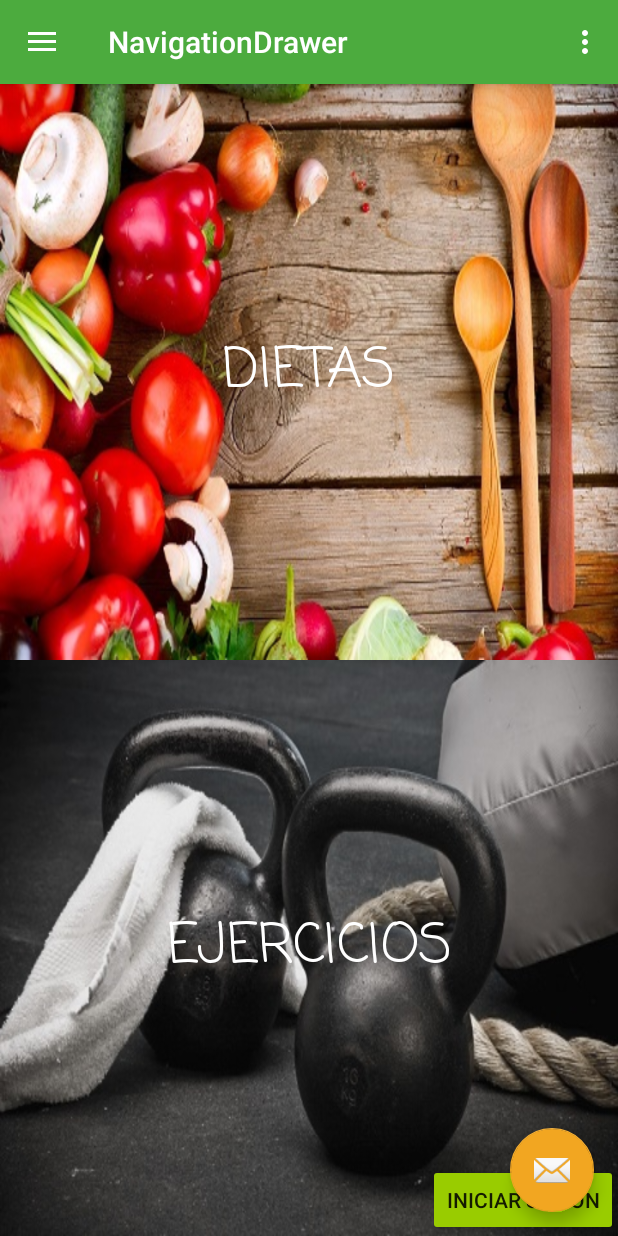
After one commit to DavidAguayo/Proyecto_Clase, an Android app: the NavigationDrawer screen opened directly, with no data from a screen before it, on a phone screen of 412 x 824 dp. The commit adds this screen. Run offline under Robolectric (Android 15) with nearby library versions, the phone set to English and light mode, and no system bars.

Commit message:
Implementación NavigationDrawer

```diff
--- a/app/src/main/java/com/proyecto/proyecto_clase/Listadietas.java
+++ b/app/src/main/java/com/proyecto/proyecto_clase/Listadietas.java
@@ -92,6 +92,12 @@ public class Listadietas extends AppCompatActivity {
                     intent.putExtra("nombre", nomDieta[0]);
                     startActivity(intent);
                 }
+                if(position==2){
+                    Intent intent = new Intent(Listadietas.this, NavigationDrawer.class);
+                    intent.putExtra("imagen", imagen[0]);
+                    intent.putExtra("nombre", nomDieta[0]);
+                    startActivity(intent);
+                }
             }
         }));
 
--- /dev/null
+++ b/app/src/main/java/com/proyecto/proyecto_clase/NavigationDrawer.java
@@ -0,0 +1,128 @@
+package com.proyecto.proyecto_clase;
+
+import android.content.Intent;
+import android.os.Bundle;
+import android.support.design.widget.FloatingActionButton;
+import android.support.design.widget.Snackbar;
+import android.view.View;
+import android.support.design.widget.NavigationView;
+import android.support.v4.view.GravityCompat;
+import android.support.v4.widget.DrawerLayout;
+import android.support.v7.app.ActionBarDrawerToggle;
+import android.support.v7.app.AppCompatActivity;
+import android.support.v7.widget.Toolbar;
+import android.view.Menu;
+import android.view.MenuItem;
+import android.widget.Button;
+
+public class NavigationDrawer extends AppCompatActivity
+        implements NavigationView.OnNavigationItemSelectedListener {
+
+    @Override
+    protected void onCreate(Bundle savedInstanceState) {
+        super.onCreate(savedInstanceState);
+        setContentView(R.layout.activity_navigation_drawer);
+        Toolbar toolbar = (Toolbar) findViewById(R.id.toolbar);
+        setSupportActionBar(toolbar);
+
+        FloatingActionButton fab = (FloatingActionButton) findViewById(R.id.fab);
+        fab.setOnClickListener(new View.OnClickListener() {
+            @Override
+            public void onClick(View view) {
+                Snackbar.make(view, "Replace with your own action", Snackbar.LENGTH_LONG)
+                        .setAction("Action", null).show();
+            }
+        });
+
+        DrawerLayout drawer = (DrawerLayout) findViewById(R.id.drawer_layout);
+        ActionBarDrawerToggle toggle = new ActionBarDrawerToggle(
+                this, drawer, toolbar, R.string.navigation_drawer_open, R.string.navigation_drawer_close);
+        drawer.setDrawerListener(toggle);
+        toggle.syncState();
+
+        NavigationView navigationView = (NavigationView) findViewById(R.id.nav_view);
+        navigationView.setNavigationItemSelectedListener(this);
+
+
+        Button button;
+        Button button2;
+        Button login;
+        button = (Button)findViewById(R.id.DIETAS);
+        button.setOnClickListener(new View.OnClickListener() {
+            @Override
+            public void onClick(View v) {
+                Intent intent = new Intent(NavigationDrawer.this, Listadietas.class);
+                startActivity(intent);
+            }
+        });
+        button2 = (Button)findViewById(R.id.EJERCICIOS);
+        button2.setOnClickListener(new View.OnClickListener() {
+            @Override
+            public void onClick(View v) {
+                Intent intent2 = new Intent(NavigationDrawer.this, MainEjercicios.class);
+                startActivity(intent2);
+            }
+        });
+        login = (Button)findViewById(R.id.login);
+        login.setOnClickListener(new View.OnClickListener() {
+            @Override
+            public void onClick(View v) {
+                Intent intent3 = new Intent(NavigationDrawer.this, LoginActivity.class);
+                startActivity(intent3);
+            }
+        });
+
+    }
+
+    @Override
+    public void onBackPressed() {
+        DrawerLayout drawer = (DrawerLayout) findViewById(R.id.drawer_layout);
+        if (drawer.isDrawerOpen(GravityCompat.START)) {
+            drawer.closeDrawer(GravityCompat.START);
+        } else {
+            super.onBackPressed();
+        }
+    }
+
+    @Override
+    public boolean onCreateOptionsMenu(Menu menu) {
+        // Inflate the menu; this adds items to the action bar if it is present.
+        getMenuInflater().inflate(R.menu.menu_inicio, menu);
+        return true;
+    }
+
+    @Override
+    public boolean onOptionsItemSelected(MenuItem item) {
+        // Handle action bar item clicks here. The action bar will
+        // automatically handle clicks on the Home/Up button, so long
+        // as you specify a parent activity in AndroidManifest.xml.
+        int id = item.getItemId();
+
+        //noinspection SimplifiableIfStatement
+        if (id == R.id.action_settings) {
+            return true;
+        }
+
+        return super.onOptionsItemSelected(item);
+    }
+
+    @SuppressWarnings("StatementWithEmptyBody")
+    @Override
+    public boolean onNavigationItemSelected(MenuItem item) {
+        // Handle navigation view item clicks here.
+        int id = item.getItemId();
+
+        if (id == R.id.nav_home) {
+            startActivity(new Intent(this, MainActivity.class));
+            // Handle the camera action
+        } else if (id == R.id.nav_gallery) {
+
+        } else if (id == R.id.nav_slideshow) {
+
+        }
+
+        DrawerLayout drawer = (DrawerLayout) findViewById(R.id.drawer_layout);
+        drawer.closeDrawer(GravityCompat.START);
+        return true;
+    }
+}
--- /dev/null
+++ b/app/src/main/res/layout/activity_navigation_drawer.xml
@@ -0,0 +1,25 @@
+<?xml version="1.0" encoding="utf-8"?>
+<android.support.v4.widget.DrawerLayout xmlns:android="http://schemas.android.com/apk/res/android"
+    xmlns:app="http://schemas.android.com/apk/res-auto"
+    xmlns:tools="http://schemas.android.com/tools"
+    android:id="@+id/drawer_layout"
+    android:layout_width="match_parent"
+    android:layout_height="match_parent"
+    android:fitsSystemWindows="true"
+    tools:openDrawer="start">
+
+    <include
+        layout="@layout/app_bar_navigation_drawer"
+        android:layout_width="match_parent"
+        android:layout_height="match_parent" />
+
+    <android.support.design.widget.NavigationView
+        android:id="@+id/nav_view"
+        android:layout_width="wrap_content"
+        android:layout_height="match_parent"
+        android:layout_gravity="start"
+        android:fitsSystemWindows="true"
+        app:headerLayout="@layout/nav_header_navigation_drawer"
+        app:menu="@menu/activity_navigation_drawer_drawer" />
+
+</android.support.v4.widget.DrawerLayout>
--- /dev/null
+++ b/app/src/main/res/layout/app_bar_navigation_drawer.xml
@@ -0,0 +1,34 @@
+<?xml version="1.0" encoding="utf-8"?>
+<android.support.design.widget.CoordinatorLayout xmlns:android="http://schemas.android.com/apk/res/android"
+    xmlns:app="http://schemas.android.com/apk/res-auto"
+    xmlns:tools="http://schemas.android.com/tools"
+    android:layout_width="match_parent"
+    android:layout_height="match_parent"
+    android:fitsSystemWindows="true"
+    tools:context="com.proyecto.proyecto_clase.NavigationDrawer">
+
+    <android.support.design.widget.AppBarLayout
+        android:layout_width="match_parent"
+        android:layout_height="wrap_content"
+        android:theme="@style/AppTheme.AppBarOverlay">
+
+        <android.support.v7.widget.Toolbar
+            android:id="@+id/toolbar"
+            android:layout_width="match_parent"
+            android:layout_height="?attr/actionBarSize"
+            android:background="?attr/colorPrimary"
+            app:popupTheme="@style/AppTheme.PopupOverlay" />
+
+    </android.support.design.widget.AppBarLayout>
+
+    <include layout="@layout/activity_main" />
+
+    <android.support.design.widget.FloatingActionButton
+        android:id="@+id/fab"
+        android:layout_width="wrap_content"
+        android:layout_height="wrap_content"
+        android:layout_gravity="bottom|end"
+        android:layout_margin="@dimen/fab_margin"
+        app:srcCompat="@android:drawable/ic_dialog_email" />
+
+</android.support.design.widget.CoordinatorLayout>
--- /dev/null
+++ b/app/src/main/res/menu/activity_navigation_drawer_drawer.xml
@@ -0,0 +1,28 @@
+<?xml version="1.0" encoding="utf-8"?>
+<menu xmlns:android="http://schemas.android.com/apk/res/android">
+
+    <group android:checkableBehavior="single">
+        <item
+            android:id="@+id/nav_home"
+            android:icon="@drawable/ic_home"
+            android:title="Inicio" />
+        <item
+            android:id="@+id/nav_slideshow"
+            android:icon="@drawable/ic_menu_slideshow"
+            android:title="Dietas" />
+        <item
+            android:id="@+id/nav_gallery"
+            android:title="Ejercicios">
+                <menu>
+                    <item
+                        android:id="@+id/nav_share2"
+                        android:icon="@drawable/ic_menu_share"
+                        android:title="Share" />
+                    <item
+                        android:id="@+id/nav_send2"
+                        android:icon="@drawable/ic_menu_send"
+                        android:title="Send" />
+                </menu>
+        </item>
+    </group>
+</menu>
--- a/app/src/main/res/menu/menu_en_activity.xml
+++ b/app/src/main/res/menu/menu_en_activity.xml
@@ -16,7 +16,7 @@
         android:title="Buscar"
         android:icon="@android:drawable/ic_menu_search"
         app:actionViewClass="android.support.v7.widget.SearchView"
-        app:showAsAction="always"
+        app:showAsAction="ifRoom"
         android:orderInCategory="2"/>
     <item android:id="@+id/atras"
         android:title="Atrás"
--- a/app/src/main/res/values/dimens.xml
+++ b/app/src/main/res/values/dimens.xml
@@ -6,4 +6,7 @@
     <dimen name="appbar_padding_top">8dp</dimen>
     <dimen name="app_bar_height">180dp</dimen>
     <dimen name="text_margin">16dp</dimen>
+    <!-- Default screen margins, per the Android Design guidelines. -->
+    <dimen name="nav_header_vertical_spacing">16dp</dimen>
+    <dimen name="nav_header_height">160dp</dimen>
 </resources>
--- a/app/src/main/res/values/strings.xml
+++ b/app/src/main/res/values/strings.xml
@@ -181,4 +181,8 @@
         completions."
     </string>
     <string name="title_activity_mejercicios">Ejercicios</string>
+    <string name="title_activity_navigation_drawer">NavigationDrawer</string>
+
+    <string name="navigation_drawer_open">Open navigation drawer</string>
+    <string name="navigation_drawer_close">Close navigation drawer</string>
 </resources>
```
Also changed, not shown: app/src/main/AndroidManifest.xml (+31 -19 lines), app/src/main/res/drawable/side_nav_bar.xml (added, +9 -0 lines), app/src/main/res/layout/content_navigation_drawer.xml (added, +16 -0 lines), app/src/main/res/layout/nav_header_navigation_drawer.xml (added, +35 -0 lines), app/src/main/res/menu/navigation_drawer.xml (added, +9 -0 lines), app/src/main/res/drawable/material_background.jpg (added), app/src/main/res/drawable/material_background2.jpg (added), app/src/main/res/drawable/material_background3.png (added).
